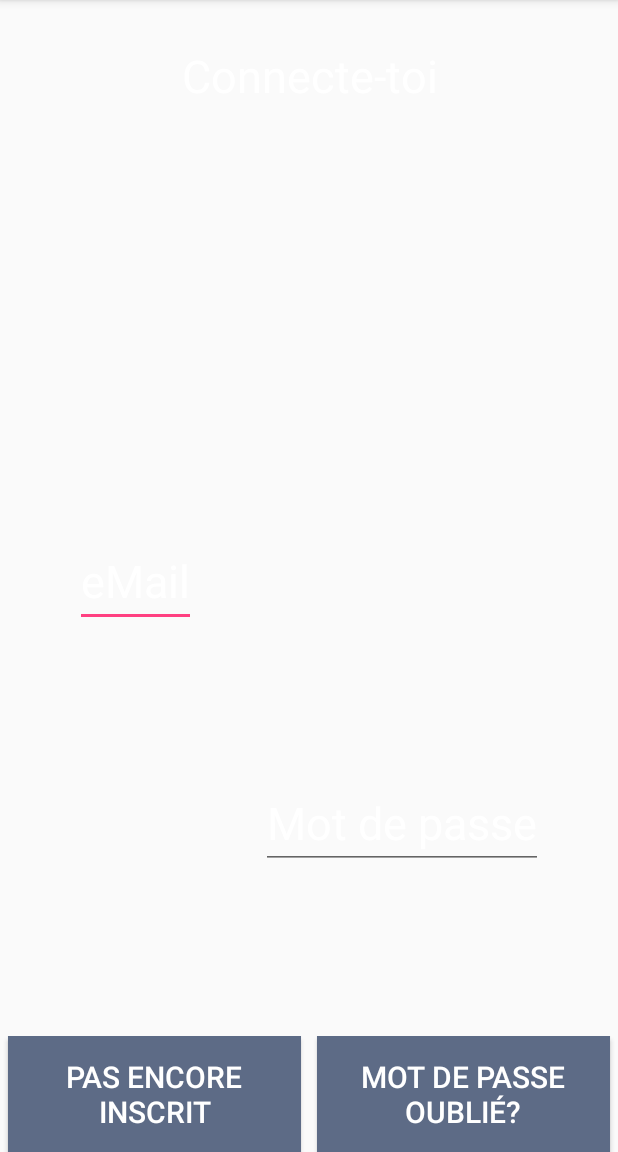
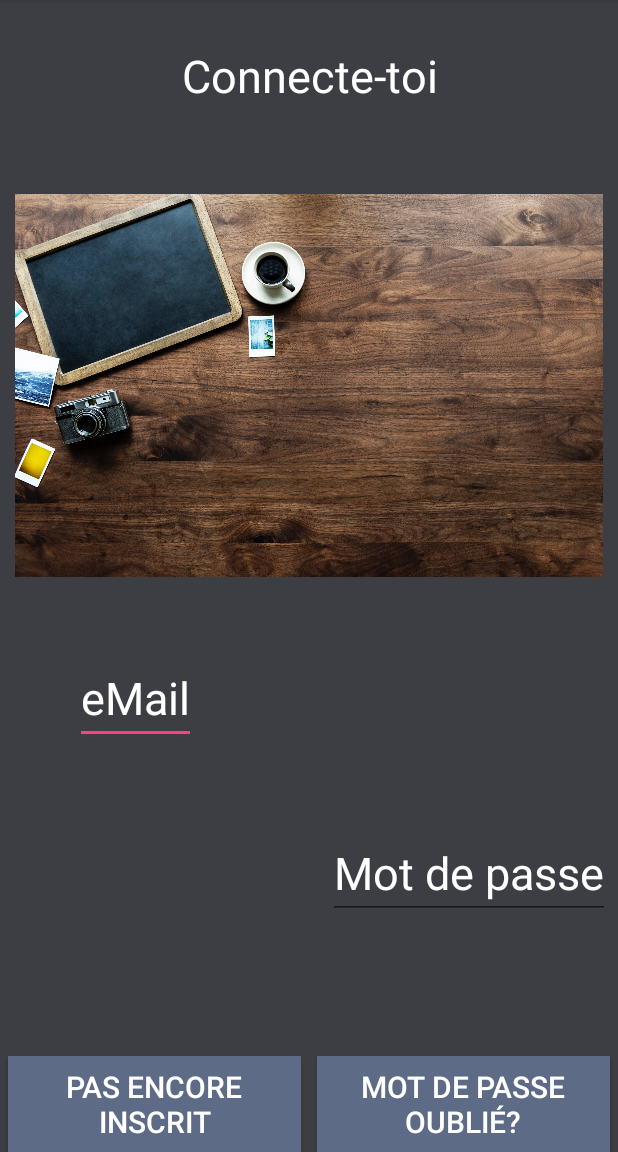
Before and after one commit to Marion904/myFamilyPhotoAlbum, an Android app: the SignInActivity screen opened directly, with no data from a screen before it, on a phone screen of 412 x 824 dp, the part 84-1236 px from its top. Run offline under Robolectric (Android 15) with nearby library versions, the phone set to English and light mode, and no system bars.

Commit message:
some corrections in the layouts

```diff
--- a/app/src/main/res/layout/activity_sign_in.xml
+++ b/app/src/main/res/layout/activity_sign_in.xml
@@ -5,12 +5,13 @@
     android:layout_width="match_parent"
     android:layout_height="match_parent"
     tools:context=".SignInActivity"
+    android:background="@color/colorBackground"
     android:orientation="vertical">
 
     <LinearLayout
         android:layout_width="wrap_content"
         android:layout_height="0dp"
-        android:layout_weight="4"
+        android:layout_weight="2"
         android:layout_gravity="center_horizontal">
         <TextView
             android:layout_width="wrap_content"
@@ -20,6 +21,21 @@
             android:textColor="@color/colorText"
             android:textAlignment="center"
             android:text="@string/logIn"/>
+    </LinearLayout>
+    <LinearLayout
+        android:layout_width="wrap_content"
+        android:layout_height="0dp"
+        android:layout_weight="4"
+        android:layout_marginTop="2dp"
+        android:layout_gravity="center_horizontal"
+        android:orientation="vertical">
+        <ImageView
+            android:layout_width="match_parent"
+            android:layout_height="match_parent"
+            android:adjustViewBounds="true"
+            android:layout_margin="0dp"
+            android:src="@mipmap/theme_pic"
+            android:contentDescription="@string/contentDesc"/>
     </LinearLayout>
     <LinearLayout
         android:layout_width="match_parent"
@@ -39,7 +55,7 @@
             android:layout_width="wrap_content"
             android:layout_height="wrap_content"
             android:layout_gravity="end"
-            android:layout_margin="50dp"
+            android:layout_margin="5dp"
             android:textColorHint="@color/colorText"
             android:hint="@string/pwd"
             android:id="@+id/pwdLogIn"
```
